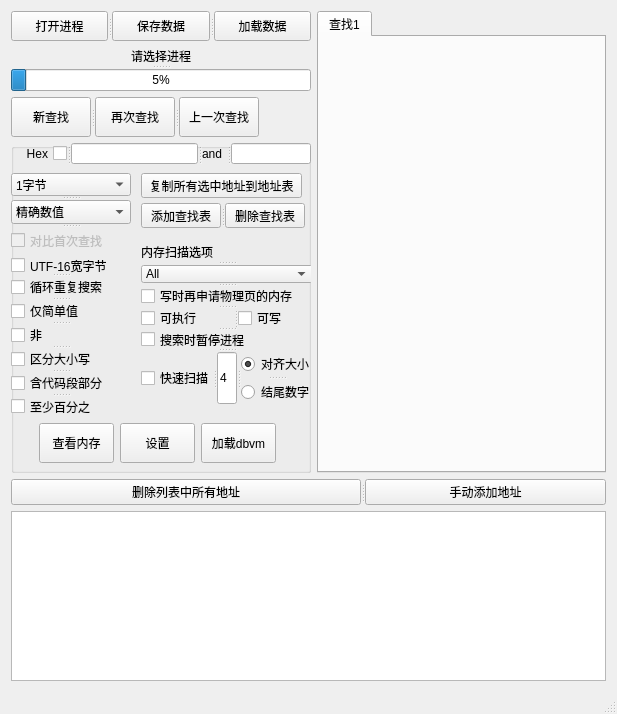
Old version of the form CheatEngine_With_Qt/CheatEngine_With_Qt.ui in the repository CrackerCat/CheatEngine-With-kdmapper.
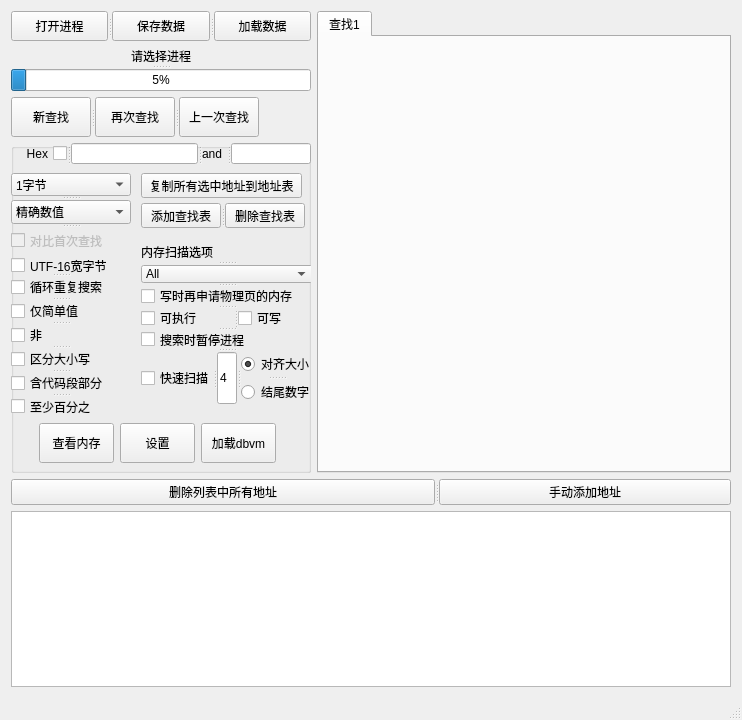
New version of the form.

Patch:
```diff
--- a/CheatEngine_With_Qt/CheatEngine_With_Qt.ui
+++ b/CheatEngine_With_Qt/CheatEngine_With_Qt.ui
@@ -6,8 +6,8 @@
    <rect>
     <x>0</x>
     <y>0</y>
-    <width>617</width>
-    <height>714</height>
+    <width>742</width>
+    <height>720</height>
    </rect>
   </property>
   <property name="sizePolicy">
@@ -800,6 +800,49 @@
       </item>
      </layout>
     </item>
+    <item row="2" column="0" colspan="2">
+     <layout class="QVBoxLayout" name="verticalLayout">
+      <item>
+       <widget class="QSplitter" name="splitter_11">
+        <property name="orientation">
+         <enum>Qt::Orientation::Horizontal</enum>
+        </property>
+        <widget class="QPushButton" name="pushButton_3">
+         <property name="sizePolicy">
+          <sizepolicy hsizetype="Fixed" vsizetype="Fixed">
+           <horstretch>0</horstretch>
+           <verstretch>0</verstretch>
+          </sizepolicy>
+         </property>
+         <property name="text">
+          <string>删除列表中所有地址</string>
+         </property>
+        </widget>
+        <widget class="QPushButton" name="pushButton_4_add_address">
+         <property name="sizePolicy">
+          <sizepolicy hsizetype="Fixed" vsizetype="Fixed">
+           <horstretch>0</horstretch>
+           <verstretch>0</verstretch>
+          </sizepolicy>
+         </property>
+         <property name="text">
+          <string>手动添加地址</string>
+         </property>
+        </widget>
+       </widget>
+      </item>
+      <item>
+       <widget class="QTableWidget" name="tableWidget_addressList">
+        <property name="rowCount">
+         <number>0</number>
+        </property>
+        <property name="columnCount">
+         <number>0</number>
+        </property>
+       </widget>
+      </item>
+     </layout>
+    </item>
     <item row="0" column="1">
      <widget class="QTabWidget" name="tabWidget">
       <property name="sizePolicy">
@@ -818,49 +861,6 @@
       </widget>
      </widget>
     </item>
-    <item row="2" column="0" colspan="2">
-     <layout class="QVBoxLayout" name="verticalLayout">
-      <item>
-       <widget class="QSplitter" name="splitter_11">
-        <property name="orientation">
-         <enum>Qt::Orientation::Horizontal</enum>
-        </property>
-        <widget class="QPushButton" name="pushButton_3">
-         <property name="sizePolicy">
-          <sizepolicy hsizetype="Fixed" vsizetype="Fixed">
-           <horstretch>0</horstretch>
-           <verstretch>0</verstretch>
-          </sizepolicy>
-         </property>
-         <property name="text">
-          <string>删除列表中所有地址</string>
-         </property>
-        </widget>
-        <widget class="QPushButton" name="pushButton_4">
-         <property name="sizePolicy">
-          <sizepolicy hsizetype="Fixed" vsizetype="Fixed">
-           <horstretch>0</horstretch>
-           <verstretch>0</verstretch>
-          </sizepolicy>
-         </property>
-         <property name="text">
-          <string>手动添加地址</string>
-         </property>
-        </widget>
-       </widget>
-      </item>
-      <item>
-       <widget class="QTableView" name="tableView_address">
-        <property name="sizePolicy">
-         <sizepolicy hsizetype="Expanding" vsizetype="Expanding">
-          <horstretch>0</horstretch>
-          <verstretch>0</verstretch>
-         </sizepolicy>
-        </property>
-       </widget>
-      </item>
-     </layout>
-    </item>
    </layout>
   </widget>
   <widget class="QStatusBar" name="statusBar"/>
```
Left out of the diff: 4 changed lines with no effect on the pictures.
